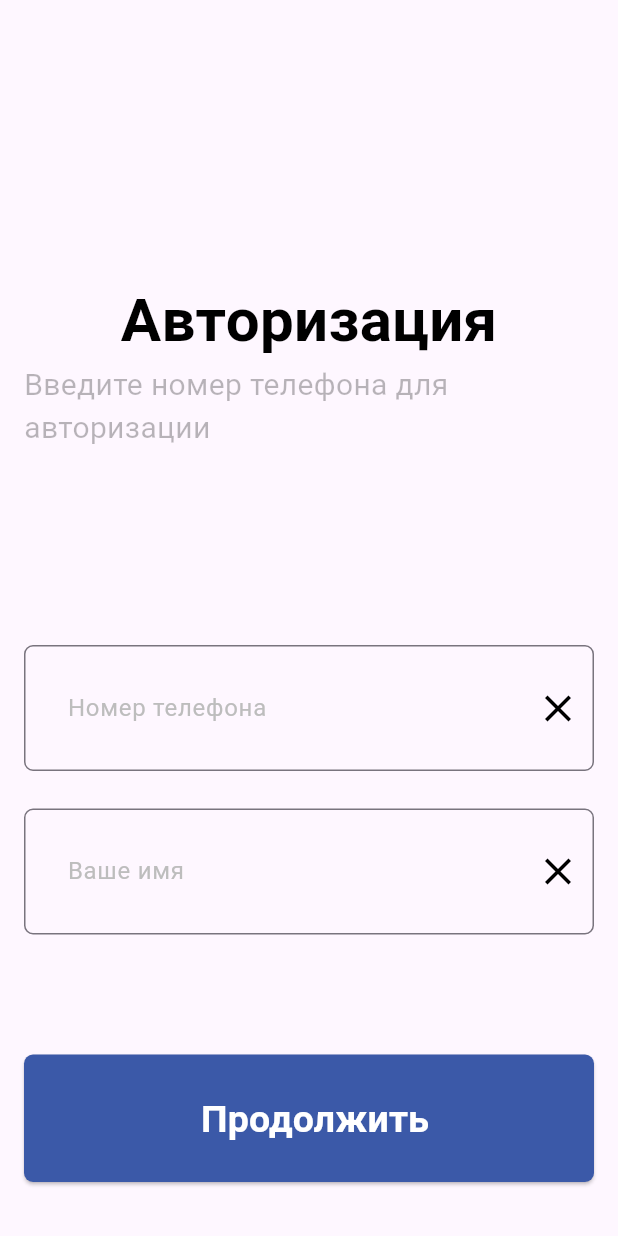
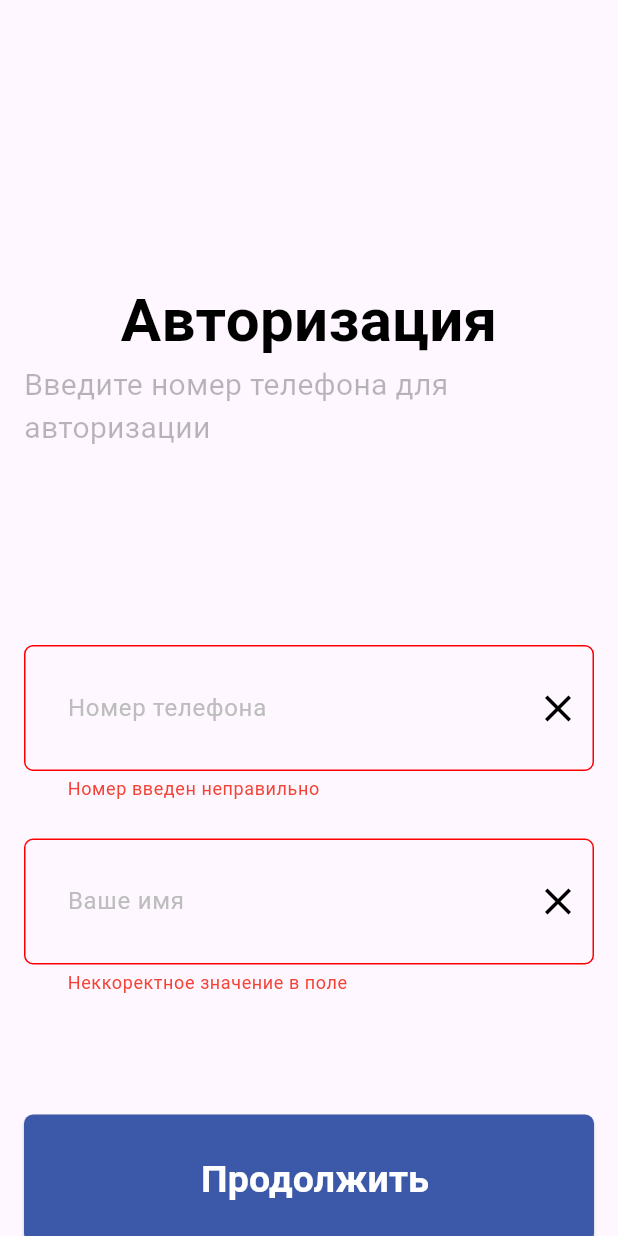
Before and after one commit to HacKnutiY/sign-in-pages, a Flutter app: the screen it shows after launch, after a tap on "Продолжить", on a phone screen of 412 x 824 dp. Run offline on Flutter 3.47's test engine with Material 3 defaults, Android fonts, the phone set to English and light mode, and no system bars; our stand-ins replace timeline_tile.

Commit message:
Добавил error'ы на поля первых 2 экранов при неправильном вводе имени/номера/кода

```diff
--- a/lib/components/text_field.dart
+++ b/lib/components/text_field.dart
@@ -8,20 +8,21 @@ class MySignTextField extends StatelessWidget {
   String _prefixText = "";
   String? _helperText = "";
   int? _lengthLimit = 30;
+  Widget? _errorText;
   TextEditingController _controller;
 
-  MySignTextField(this._labelText, this._type, this._controller, {helperText}) {
+  MySignTextField(this._labelText, this._type, this._controller,
+      {helperText, errorText}) {
     if (this._type == TextInputType.phone) {
       _prefixText = "+ 7 ";
       _lengthLimit = 10;
+    } else if (this._type == TextInputType.number) {
+      _lengthLimit = 6;
     }
     if (helperText != null) {
       _helperText = helperText;
     }
-  }
-
-  void _onCrossPressed() {
-    _controller.clear();
+    this._errorText = errorText;
   }
 
   Widget getHelperText(String? helperText, TextInputType? type) {
@@ -60,6 +61,20 @@ class MySignTextField extends StatelessWidget {
           ],
           decoration: InputDecoration(
             contentPadding: EdgeInsets.symmetric(vertical: 30, horizontal: 25),
+            //Errors
+            error: _errorText,
+            errorBorder: OutlineInputBorder(
+              borderRadius: BorderRadius.circular(6),
+              borderSide: BorderSide(
+                color: Color.fromARGB(255, 255, 0, 0),
+              ),
+            ),
+            focusedErrorBorder: OutlineInputBorder(
+              borderRadius: BorderRadius.circular(6),
+              borderSide: BorderSide(
+                color: Color.fromARGB(255, 255, 0, 0),
+              ),
+            ),
             //prefix style
             prefixText: "$_prefixText",
             prefixStyle: TextStyle(color: Colors.black),
@@ -72,7 +87,9 @@ class MySignTextField extends StatelessWidget {
               splashColor: Colors.transparent,
               highlightColor: Colors.transparent,
               enableFeedback: false,
-              onPressed: _onCrossPressed,
+              onPressed: () {
+                _controller.clear();
+              },
               icon: Icon(
                 Icons.clear,
                 size: 30,
--- a/lib/pages/sign_in_first_page.dart
+++ b/lib/pages/sign_in_first_page.dart
@@ -6,11 +6,10 @@ import 'package:djigit_tasks/components/button.dart';
 import 'package:djigit_tasks/pages/sign_in_second_page.dart';
 
 class SignIn_first extends StatelessWidget {
+  final myPhoneController = TextEditingController();
+  final myNameController = TextEditingController();
   @override
   Widget build(BuildContext context) {
-    final myPhoneController = TextEditingController();
-    final myNameController = TextEditingController();
-
     return Scaffold(
       body: ListView(
           //WRAPPER
@@ -48,11 +47,33 @@ class SignIn_first extends StatelessWidget {
                 ),
 
                 //Text forms field wrapper
-                Column(children: [
+                _MyForm(),
+              ]),
+            )
+          ]),
+    );
+  }
+}
+
+class _MyForm extends StatefulWidget {
+  @override
+  _MyFormState createState() => _MyFormState();
+}
+
+class _MyFormState extends State<_MyForm> {
+  Widget? _namedError;
+  Widget? _phonedError;
+  final myPhoneController = TextEditingController();
+  final myNameController = TextEditingController();
+  @override
+  Widget build(BuildContext context) {
+    // TODO: implement build
+    return Column(children: [
       MySignTextField(
         "Номер телефона",
         TextInputType.phone,
         myPhoneController,
+        errorText: _phonedError,
       ),
       SizedBox(
         height: 25,
@@ -61,24 +82,53 @@ class SignIn_first extends StatelessWidget {
         "Ваше имя",
         TextInputType.name,
         myNameController,
+        errorText: _namedError,
       ),
       SizedBox(
         height: 80,
       ),
       MyButton("Продолжить", onPressed: () {
-                    if (myNameController.text.length > 2 &&
-                        myPhoneController.text.length == 10) {
+        bool _isNameFieldOk = myNameController.text.length >= 2;
+        bool _isPhoneFieldOk = myPhoneController.text.length == 10;
+        if (_isNameFieldOk && _isPhoneFieldOk) {
+          _phonedError = null;
+          _namedError = null;
           Navigator.pushNamed(context, '/auth/auth2',
               arguments: "+7 " + myPhoneController.text);
+          setState(() {});
+        } else if (!_isNameFieldOk && _isPhoneFieldOk) {
+          _phonedError = null;
+          _namedError = Text(
+            "Неккоректное значение в поле",
+            style: TextStyle(color: Colors.red),
+          );
+          setState(() {});
+        } else if (!_isPhoneFieldOk && _isNameFieldOk) {
+          _namedError = null;
+          _phonedError = Text(
+            "Номер введен неправильно",
+            style: TextStyle(color: Colors.red),
+          );
+          setState(() {});
+        } else {
+          _namedError = Text(
+            "Неккоректное значение в поле",
+            style: TextStyle(color: Colors.red),
+          );
+          _phonedError = Text(
+            "Номер введен неправильно",
+            style: TextStyle(color: Colors.red),
+          );
+          setState(() {});
         }
       }),
       SizedBox(
         height: 40,
       )
-                ]),
-              ]),
-            )
-          ]),
-    );
+    ]);
   }
 }
+
+/*
+
+*/
--- a/lib/pages/sign_in_second_page.dart
+++ b/lib/pages/sign_in_second_page.dart
@@ -6,8 +6,6 @@ import 'package:djigit_tasks/pages/new_ad_page.dart';
 import 'package:djigit_tasks/pages/my_adds.dart';
 
 class SignScreen_second extends StatelessWidget {
-  final myCodeController = TextEditingController();
-
   @override
   Widget build(BuildContext context) {
     RouteSettings settings = ModalRoute.of(context)!.settings;
@@ -48,27 +46,48 @@ class SignScreen_second extends StatelessWidget {
           ),
 
           //Text forms field wrapper
-          Column(children: [
+          _MyForm()
+        ]),
+      )),
+    );
+  }
+}
+
+class _MyForm extends StatefulWidget {
+  @override
+  _MyFormState createState() => _MyFormState();
+}
+
+class _MyFormState extends State<_MyForm> {
+  final myCodeController = TextEditingController();
+  Widget? _errorText;
+  @override
+  Widget build(BuildContext context) {
+    // TODO: implement build
+    return Column(children: [
       MySignTextField(
         "Код из СМС",
         TextInputType.number,
         helperText: "Получить код повторно",
         myCodeController,
+        errorText: _errorText,
       ),
       MyButton(
         "Продолжить",
         onPressed: () {
-                if (myCodeController.text.length != 0) {
-                  /*Route route =
-                      MaterialPageRoute(builder: (context) => MyAddsScreen());*/
+          if (myCodeController.text.length == 6) {
             Navigator.pushNamedAndRemoveUntil(
                 context, '/ads_list', ModalRoute.withName('/'));
+            _errorText = null;
+          } else {
+            _errorText = Text(
+              "Код должен состоять из 6 символов",
+              style: TextStyle(color: Colors.red),
+            );
           }
+          setState(() {});
         },
       ),
-          ]),
-        ]),
-      )),
-    );
+    ]);
   }
 }
```
Lines whose indentation alone changed are shown as unchanged.
